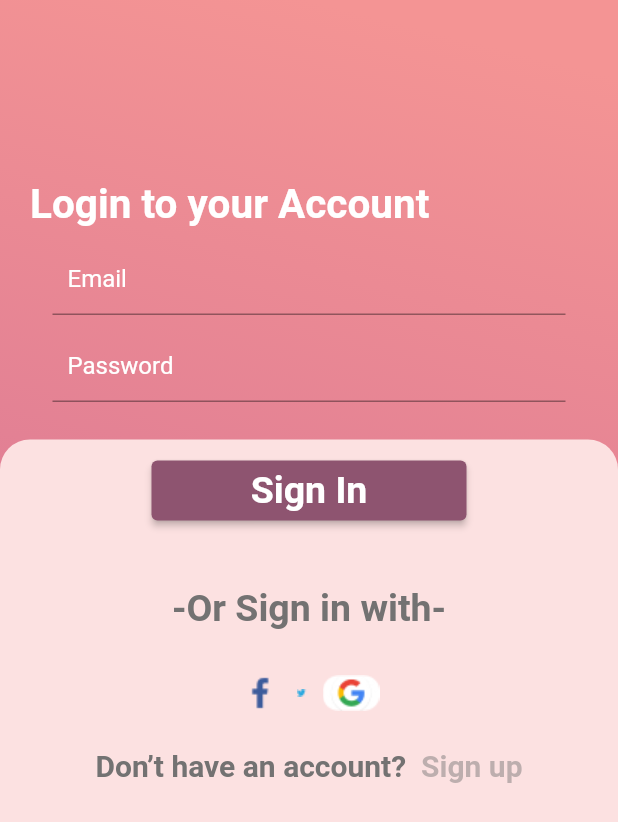
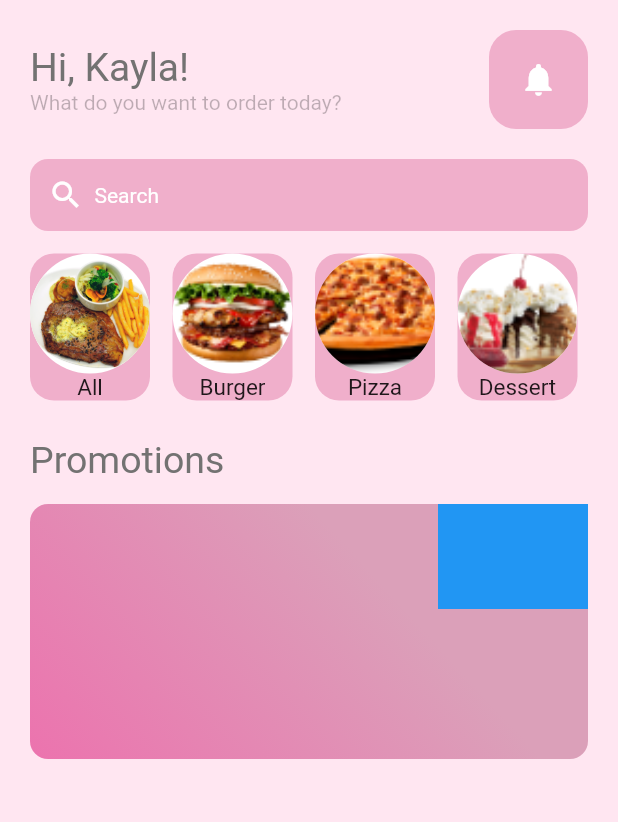
Before and after one commit to oykuparlakk/chopspickflutter, a Flutter app: the screen it shows after launch, on a phone screen of 412 x 824 dp. Shown: the top 822 px of the screen. Run offline on Flutter 3.47's test engine with Material 2 defaults, Android fonts, the light colour scheme and no system bars; our stand-ins replace fluttertoast; missing offline and left inert: colorful_safe_area.

Commit message:
user page düzenlendi

```diff
--- a/lib/main.dart
+++ b/lib/main.dart
@@ -1,6 +1,6 @@
+import 'package:chopspickflutter/pages/login_page.dart';
+import 'package:chopspickflutter/pages/user_page.dart';
 import 'package:flutter/material.dart';
-
-import 'package:chopspickflutter/pages/login_page.dart';
 
 void main() {
   runApp(const MyApp());
@@ -13,7 +13,7 @@ class MyApp extends StatelessWidget {
   Widget build(BuildContext context) {
     return const MaterialApp(
       debugShowCheckedModeBanner: false,
-      home: LoginPage(),
+      home: UserPage(),
     );
   }
 }
--- a/lib/pages/login_page.dart
+++ b/lib/pages/login_page.dart
@@ -157,11 +157,11 @@ Widget socialMedia() => Center(
         mainAxisAlignment: MainAxisAlignment.center,
         children: [
           Image.asset('assets/images/facebook.png'),
-          SizedBox(
+          const SizedBox(
             width: 10,
           ),
           Image.asset('assets/images/Twitter_bird_logo_2012 1.png'),
-          SizedBox(
+          const SizedBox(
             width: 10,
           ),
           Image.asset('assets/images/985_google_g_icon 1.png')
--- a/lib/pages/user_page.dart
+++ b/lib/pages/user_page.dart
@@ -0,0 +1,220 @@
+import 'package:flutter/material.dart';
+
+class UserPage extends StatefulWidget {
+  const UserPage({Key? key}) : super(key: key);
+
+  @override
+  State<UserPage> createState() => _UserPageState();
+}
+
+class _UserPageState extends State<UserPage> {
+  @override
+  Widget build(BuildContext context) {
+    return Scaffold(
+      backgroundColor: const Color.fromARGB(255, 255, 230, 241),
+      body: SafeArea(
+        child: Padding(
+          padding: const EdgeInsets.all(20.0),
+          child: Column(
+            children: [
+              //greetings row
+              Row(
+                mainAxisAlignment: MainAxisAlignment.spaceBetween,
+                children: [
+                  greetings(),
+                  //notification
+                  greetingsNotifications(),
+                ],
+              ),
+              const SizedBox(height: 20),
+              //search bar
+              searchBar(),
+              const SizedBox(height: 15),
+              foodsFilter(),
+              const SizedBox(height: 25),
+              Row(
+                children: [
+                  const Text(
+                    'Promotions',
+                    style: TextStyle(
+                        fontSize: 25,
+                        color: Color.fromARGB(255, 115, 114, 114)),
+                  ),
+                ],
+              ),
+              const SizedBox(height: 15),
+              Center(
+                child: Stack(
+                  children: [
+                    Container(
+                      width: 400,
+                      height: 170,
+                      decoration: BoxDecoration(
+                        borderRadius: BorderRadius.circular(12),
+                        gradient: LinearGradient(
+                          colors: [
+                            Color.fromARGB(255, 219, 160, 185),
+                            Color.fromARGB(255, 236, 115, 174)
+                          ],
+                          begin: Alignment.topCenter,
+                          end: Alignment.bottomLeft,
+                        ),
+                      ),
+                    ),
+                    Positioned(
+                      right: 0,
+                      top: -10,
+                      child: Container(
+                        width: 100,
+                        height: 80,
+                        color: Colors.blue,
+                      ),
+                    ),
+                  ],
+                ),
+              )
+            ],
+          ),
+        ),
+      ),
+    );
+  }
+}
+
+Widget greetings() => Column(
+      crossAxisAlignment: CrossAxisAlignment.start,
+      children: [
+        const Text(
+          'Hi, Kayla!',
+          style: TextStyle(
+            color: Color.fromARGB(255, 115, 114, 114),
+            fontWeight: FontWeight.normal,
+            fontSize: 26,
+          ),
+        ),
+        const Text(
+          'What do you want to order today?',
+          style: TextStyle(color: Colors.black26),
+        ),
+      ],
+    );
+
+Widget foodsFilter() => Row(
+      children: [
+        Container(
+          decoration: BoxDecoration(
+            color: Color.fromARGB(255, 240, 175, 203),
+            borderRadius: BorderRadius.circular(16),
+          ),
+          child: Column(
+            children: [
+              const CircleAvatar(
+                backgroundColor: Colors.white,
+                backgroundImage: AssetImage('assets/images/foto.png'),
+                radius: 40,
+              ),
+              Text(
+                'All',
+                style: TextStyle(fontSize: 15),
+              )
+            ],
+          ),
+        ),
+        const SizedBox(width: 15),
+        Container(
+          decoration: BoxDecoration(
+            color: Color.fromARGB(255, 240, 175, 203),
+            borderRadius: BorderRadius.circular(16),
+          ),
+          child: Column(
+            children: [
+              const CircleAvatar(
+                backgroundColor: Colors.white,
+                backgroundImage:
+                    AssetImage('assets/images/burger_sandwich_PNG4135 1.png'),
+                radius: 40,
+              ),
+              Text(
+                'Burger',
+                style: TextStyle(fontSize: 15),
+              )
+            ],
+          ),
+        ),
+        const SizedBox(width: 15),
+        Container(
+          decoration: BoxDecoration(
+            color: Color.fromARGB(255, 240, 175, 203),
+            borderRadius: BorderRadius.circular(16),
+          ),
+          child: Column(
+            children: [
+              const CircleAvatar(
+                backgroundColor: Colors.white,
+                backgroundImage:
+                    AssetImage('assets/images/pizza-clip-art-8 1.png'),
+                radius: 40,
+              ),
+              Text(
+                'Pizza',
+                style: TextStyle(fontSize: 15),
+              )
+            ],
+          ),
+        ),
+        const SizedBox(width: 15),
+        Container(
+          decoration: BoxDecoration(
+            color: Color.fromARGB(255, 240, 175, 203),
+            borderRadius: BorderRadius.circular(16),
+          ),
+          child: Column(
+            children: [
+              const CircleAvatar(
+                backgroundColor: Colors.white,
+                backgroundImage: AssetImage(
+                    'assets/images/199-1996165_cheese-pizza-png-tranhsparent-png 1.png'),
+                radius: 40,
+              ),
+              Text(
+                'Dessert',
+                style: const TextStyle(fontSize: 15),
+              )
+            ],
+          ),
+        ),
+      ],
+    );
+
+Widget greetingsNotifications() => Container(
+      decoration: BoxDecoration(
+        color: Color.fromARGB(255, 240, 175, 203),
+        borderRadius: BorderRadius.circular(18),
+      ),
+      padding: const EdgeInsets.all(20),
+      child: const Icon(
+        Icons.notifications,
+        color: Color.fromARGB(255, 255, 255, 255),
+        size: 26.0,
+      ),
+    );
+
+Widget searchBar() => Container(
+      decoration: BoxDecoration(
+          borderRadius: BorderRadius.circular(12),
+          color: Color.fromARGB(255, 240, 175, 203)),
+      padding: EdgeInsets.all(12),
+      child: Row(
+        children: [
+          const Icon(
+            Icons.search,
+            color: Colors.white,
+          ),
+          const SizedBox(width: 7),
+          Text(
+            'Search',
+            style: const TextStyle(color: Colors.white),
+          )
+        ],
+      ),
+    );
```
Also changed, not shown: lib/pages/home_page.dart (indentation only), pubspec.lock.
